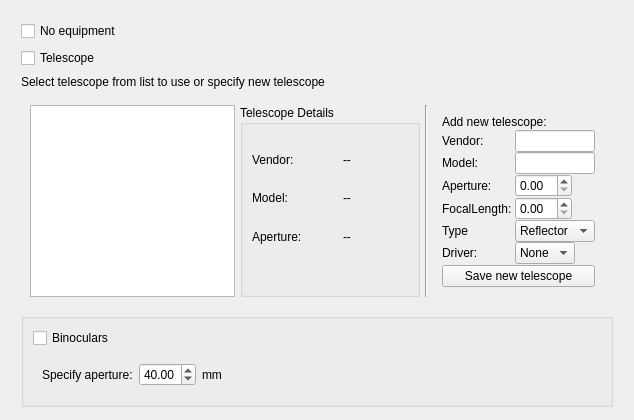
Above: kstars/tools/whatsinteresting/wiequipsettings.ui from KDE/kstars before the change. Below: the same form after it.
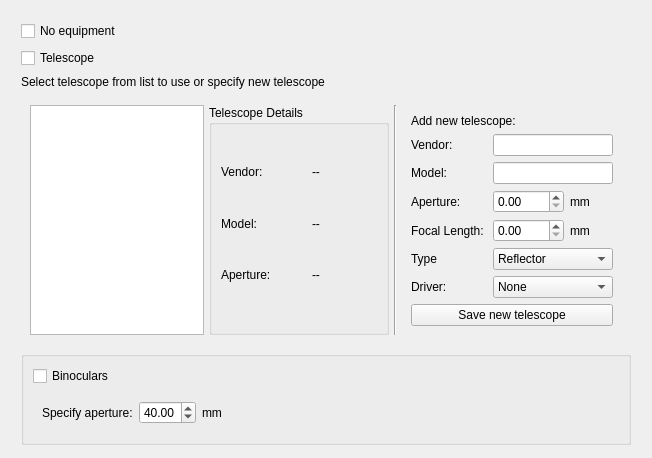
That is the form after the change.

Commit message: Increased limit of aperture and focal length values for users to save new equipment with higher aperture and focal length values. Also display units for these values.

```diff
--- a/kstars/tools/whatsinteresting/wiequipsettings.ui
+++ b/kstars/tools/whatsinteresting/wiequipsettings.ui
@@ -6,8 +6,8 @@
    <rect>
     <x>0</x>
     <y>0</y>
-    <width>634</width>
-    <height>420</height>
+    <width>652</width>
+    <height>427</height>
    </rect>
   </property>
   <property name="windowTitle">
@@ -71,7 +71,7 @@
          <widget class="QListWidget" name="scopeListWidget">
           <property name="minimumSize">
            <size>
-            <width>175</width>
+            <width>160</width>
             <height>0</height>
            </size>
           </property>
@@ -188,16 +188,19 @@
         </item>
         <item>
          <widget class="QFrame" name="addScopeFrame">
+          <property name="minimumSize">
+           <size>
+            <width>220</width>
+            <height>0</height>
+           </size>
+          </property>
           <property name="maximumSize">
            <size>
             <width>194</width>
             <height>16777215</height>
            </size>
           </property>
-          <layout class="QVBoxLayout" name="newScopeLayout">
-           <property name="spacing">
-            <number>0</number>
-           </property>
+          <layout class="QVBoxLayout" name="verticalLayout">
            <item>
             <spacer name="verticalSpacer_9">
              <property name="orientation">
@@ -232,10 +235,7 @@
             </spacer>
            </item>
            <item>
-            <layout class="QFormLayout" name="scopeDetailsLayout">
-             <property name="fieldGrowthPolicy">
-              <enum>QFormLayout::ExpandingFieldsGrow</enum>
-             </property>
+            <layout class="QFormLayout" name="formLayout">
              <item row="0" column="0">
               <widget class="QLabel" name="vendorLabel">
                <property name="text">
@@ -264,35 +264,62 @@
               </widget>
              </item>
              <item row="2" column="1">
-              <widget class="QDoubleSpinBox" name="apertureSpinBox"/>
+              <layout class="QHBoxLayout" name="horizontalLayout_2">
+               <item>
+                <widget class="QDoubleSpinBox" name="apertureSpinBox">
+                 <property name="maximum">
+                  <double>9999.000000000000000</double>
+                 </property>
+                 <property name="singleStep">
+                  <double>0.100000000000000</double>
+                 </property>
+                </widget>
+               </item>
+               <item>
+                <widget class="QLabel" name="label">
+                 <property name="text">
+                  <string>mm</string>
+                 </property>
+                </widget>
+               </item>
+              </layout>
              </item>
-             <item row="4" column="0">
+             <item row="3" column="0">
               <widget class="QLabel" name="focalLengthLabel">
                <property name="text">
-                <string>FocalLength: </string>
+                <string>Focal Length: </string>
+               </property>
+              </widget>
+             </item>
+             <item row="3" column="1">
+              <layout class="QHBoxLayout" name="horizontalLayout_3">
+               <item>
+                <widget class="QDoubleSpinBox" name="focalLenSpinBox">
+                 <property name="maximum">
+                  <double>9999.989999999999782</double>
+                 </property>
+                 <property name="singleStep">
+                  <double>0.010000000000000</double>
+                 </property>
+                </widget>
+               </item>
+               <item>
+                <widget class="QLabel" name="label_2">
+                 <property name="text">
+                  <string>mm</string>
+                 </property>
+                </widget>
+               </item>
+              </layout>
+             </item>
+             <item row="4" column="0">
+              <widget class="QLabel" name="typeLabel">
+               <property name="text">
+                <string>Type</string>
                </property>
               </widget>
              </item>
              <item row="4" column="1">
-              <widget class="QDoubleSpinBox" name="focalLenSpinBox"/>
-             </item>
-             <item row="7" column="0">
-              <widget class="QLabel" name="driverLabel">
-               <property name="text">
-                <string>Driver:</string>
-               </property>
-              </widget>
-             </item>
-             <item row="7" column="1">
-              <widget class="QComboBox" name="driverComboBox">
-               <item>
-                <property name="text">
-                 <string>None</string>
-                </property>
-               </item>
-              </widget>
-             </item>
-             <item row="5" column="1">
               <widget class="QComboBox" name="typeComboBox">
                <item>
                 <property name="text">
@@ -307,12 +334,21 @@
               </widget>
              </item>
              <item row="5" column="0">
-              <widget class="QLabel" name="typeLabel">
+              <widget class="QLabel" name="driverLabel">
                <property name="text">
-                <string>Type</string>
+                <string>Driver:</string>
                </property>
               </widget>
              </item>
+             <item row="5" column="1">
+              <widget class="QComboBox" name="driverComboBox">
+               <item>
+                <property name="text">
+                 <string>None</string>
+                </property>
+               </item>
+              </widget>
+             </item>
             </layout>
            </item>
            <item>
```
The commit also changes 2 other files.
